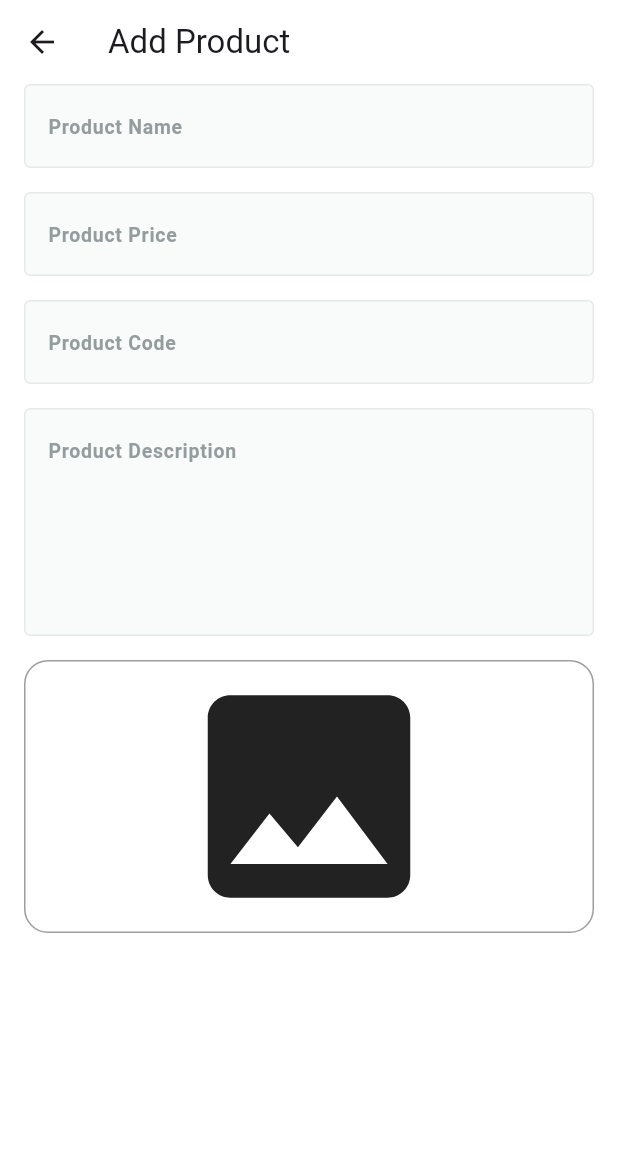
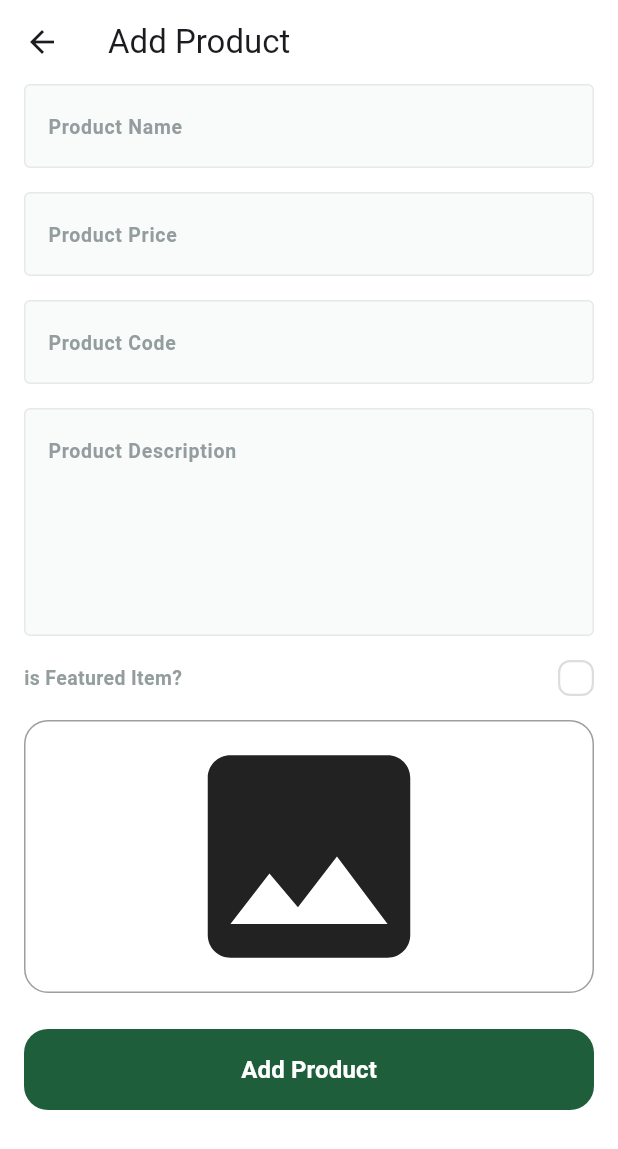
Before and after one commit to hashimsaffarini/Fruits-Hub-Dashboard, a Flutter app: the AddProductView screen opened by its route, on a phone screen of 412 x 824 dp. Shown: the top 1149 px of the screen. Run offline on Flutter 3.47's test engine with Material 3 defaults, Android fonts, the phone set to English and light mode, and no system bars; drawn by our look-alikes of skeletonizer; our stand-ins replace dartz, firebase_core, image_picker; accounts and stored records are empty.

```diff
--- /dev/null
+++ b/lib/core/repos/products_repo/products_repo.dart
@@ -0,0 +1,5 @@
+import 'package:fruits_hub_dashboard/features/add_product/domain/enitites/add_product_input_entity.dart';
+
+abstract class ProductsRepo {
+  Future<void> addProduct(AddProductInputEntity addProductInputEntity);
+}
--- /dev/null
+++ b/lib/features/add_product/domain/enitites/add_product_input_entity.dart
@@ -0,0 +1,21 @@
+import 'dart:io';
+
+class AddProductInputEntity {
+  final String name;
+  final String code;
+  final String description;
+  final num price;
+  final bool isFeatured;
+  final File image;
+  final String? imageUrl;
+
+  AddProductInputEntity({
+    required this.name,
+    required this.code,
+    required this.description,
+    required this.price,
+    required this.isFeatured,
+    required this.image,
+    this.imageUrl,
+  });
+}
--- a/lib/features/add_product/ui/views/widgets/add_product_view_body.dart
+++ b/lib/features/add_product/ui/views/widgets/add_product_view_body.dart
@@ -1,6 +1,11 @@
+import 'dart:io';
+
 import 'package:flutter/material.dart';
+import 'package:fruits_hub_dashboard/core/widgets/custom_button.dart';
 import 'package:fruits_hub_dashboard/core/widgets/custom_text_form_field.dart';
+import 'package:fruits_hub_dashboard/features/add_product/domain/enitites/add_product_input_entity.dart';
 import 'package:fruits_hub_dashboard/features/add_product/ui/views/widgets/image_field.dart';
+import 'package:fruits_hub_dashboard/features/add_product/ui/views/widgets/is_featured_check_box.dart';
 
 class AddProductViewBody extends StatefulWidget {
   const AddProductViewBody({super.key});
@@ -12,6 +17,10 @@ class AddProductViewBody extends StatefulWidget {
 class _AddProductViewBodyState extends State<AddProductViewBody> {
   final formKey = GlobalKey<FormState>();
   AutovalidateMode autovalidateMode = AutovalidateMode.disabled;
+  late String name, code, description;
+  late num price;
+  File? image;
+  bool isFeatured = false;
   @override
   Widget build(BuildContext context) {
     return Padding(
@@ -20,42 +29,101 @@ class _AddProductViewBodyState extends State<AddProductViewBody> {
         child: Form(
           key: formKey,
           autovalidateMode: autovalidateMode,
-          child: const Column(
+          child: Column(
             children: [
               CustomTextFormField(
+                onSaved: (value) {
+                  name = value!;
+                },
                 textInputType: TextInputType.text,
                 hintText: 'Product Name',
               ),
-              SizedBox(
+              const SizedBox(
                 height: 16,
               ),
               CustomTextFormField(
+                onSaved: (value) {
+                  price = num.parse(value!);
+                },
                 textInputType: TextInputType.number,
                 hintText: 'Product Price',
               ),
-              SizedBox(
+              const SizedBox(
                 height: 16,
               ),
               CustomTextFormField(
+                onSaved: (value) {
+                  code = value!.toLowerCase();
+                },
                 textInputType: TextInputType.number,
                 hintText: 'Product Code',
               ),
-              SizedBox(
+              const SizedBox(
                 height: 16,
               ),
               CustomTextFormField(
+                onSaved: (value) {
+                  description = value!;
+                },
                 textInputType: TextInputType.text,
                 hintText: 'Product Description',
                 maxLines: 5,
               ),
-              SizedBox(
+              const SizedBox(
                 height: 16,
               ),
-              ImageField(),
+              IsFeaturedCheckBox(
+                onChanged: (value) {
+                  isFeatured = value;
+                },
+              ),
+              const SizedBox(
+                height: 16,
+              ),
+              ImageField(
+                fileChanged: (image) {
+                  this.image = image!;
+                },
+              ),
+              const SizedBox(
+                height: 24,
+              ),
+              CustomButton(
+                onPressed: () {
+                  if (image != null) {
+                    if (formKey.currentState!.validate()) {
+                      formKey.currentState!.save();
+                      AddProductInputEntity input = AddProductInputEntity(
+                        name: name,
+                        code: code,
+                        description: description,
+                        price: price,
+                        isFeatured: isFeatured,
+                        image: image!,
+                      );
+                    } else {
+                      setState(() {
+                        autovalidateMode = AutovalidateMode.always;
+                      });
+                    }
+                  } else {
+                    errorBar(context);
+                  }
+                },
+                text: 'Add Product',
+              ),
             ],
           ),
         ),
       ),
     );
   }
+
+  void errorBar(BuildContext context) {
+    ScaffoldMessenger.of(context).showSnackBar(
+      const SnackBar(
+        content: Text('Please select an image'),
+      ),
+    );
+  }
 }
--- /dev/null
+++ b/lib/features/add_product/ui/views/widgets/custom_check_box.dart
@@ -0,0 +1,37 @@
+import 'package:flutter/material.dart';
+import 'package:fruits_hub_dashboard/core/utils/app_colors.dart';
+
+class CustomCheckBox extends StatelessWidget {
+  const CustomCheckBox(
+      {super.key, required this.isChecked, required this.onChanged});
+  final bool isChecked;
+  final ValueChanged<bool> onChanged;
+  @override
+  Widget build(BuildContext context) {
+    return GestureDetector(
+      onTap: () {
+        onChanged(!isChecked);
+      },
+      child: AnimatedContainer(
+        width: 24,
+        height: 24,
+        duration: const Duration(milliseconds: 150),
+        decoration: BoxDecoration(
+          color: isChecked ? AppColors.primaryColor : Colors.white,
+          border: Border.all(
+            color: isChecked ? Colors.transparent : const Color(0xFFDCDEDE),
+            width: 1.5,
+          ),
+          borderRadius: BorderRadius.circular(8),
+        ),
+        child: isChecked
+            ? const Icon(
+                Icons.check,
+                size: 20,
+                color: Colors.white,
+              )
+            : null,
+      ),
+    );
+  }
+}
--- a/lib/features/add_product/ui/views/widgets/image_field.dart
+++ b/lib/features/add_product/ui/views/widgets/image_field.dart
@@ -1,11 +1,42 @@
+import 'dart:io';
+
 import 'package:flutter/material.dart';
+import 'package:image_picker/image_picker.dart';
+import 'package:skeletonizer/skeletonizer.dart';
 
-class ImageField extends StatelessWidget {
-  const ImageField({super.key});
+class ImageField extends StatefulWidget {
+  const ImageField({super.key, required this.fileChanged});
+  final ValueChanged<File?> fileChanged;
+  @override
+  State<ImageField> createState() => _ImageFieldState();
+}
 
+class _ImageFieldState extends State<ImageField> {
+  bool isLoading = false;
+  File? fileImage;
   @override
   Widget build(BuildContext context) {
-    return Container(
+    return Skeletonizer(
+      enabled: isLoading,
+      child: GestureDetector(
+        onTap: () async {
+          setState(() {
+            isLoading = true;
+          });
+          try {
+            final ImagePicker picker = ImagePicker();
+            final XFile? image =
+                await picker.pickImage(source: ImageSource.gallery);
+            fileImage = File(image!.path);
+            widget.fileChanged(fileImage);
+          } on Exception catch (e) {}
+          setState(() {
+            isLoading = false;
+          });
+        },
+        child: Stack(
+          children: [
+            Container(
               width: double.infinity,
               decoration: BoxDecoration(
                 borderRadius: BorderRadius.circular(16),
@@ -13,9 +44,30 @@ class ImageField extends StatelessWidget {
                   color: Colors.grey,
                 ),
               ),
-      child: const Icon(
+              child: fileImage != null
+                  ? ClipRRect(
+                      borderRadius: BorderRadius.circular(16),
+                      child: Image.file(fileImage!),
+                    )
+                  : const Icon(
                       Icons.image,
                       size: 180,
+                    ),
+            ),
+            Visibility(
+              visible: fileImage != null,
+              child: IconButton(
+                onPressed: () {
+                  setState(() {
+                    fileImage = null;
+                    widget.fileChanged(null);
+                  });
+                },
+                icon: const Icon(Icons.delete, color: Colors.red),
+              ),
+            )
+          ],
+        ),
       ),
     );
   }
--- /dev/null
+++ b/lib/features/add_product/ui/views/widgets/is_featured_check_box.dart
@@ -0,0 +1,50 @@
+import 'package:flutter/material.dart';
+import 'package:flutter/widgets.dart';
+
+import '../../../../../core/utils/app_text_styles.dart';
+import 'custom_check_box.dart';
+
+class IsFeaturedCheckBox extends StatefulWidget {
+  const IsFeaturedCheckBox({super.key, required this.onChanged});
+
+  final ValueChanged<bool> onChanged;
+  @override
+  State<IsFeaturedCheckBox> createState() => _IsFeaturedCheckBoxState();
+}
+
+class _IsFeaturedCheckBoxState extends State<IsFeaturedCheckBox> {
+  bool isTermsAccepted = false;
+  @override
+  Widget build(BuildContext context) {
+    return Row(
+      children: [
+        Text.rich(
+          TextSpan(
+            children: [
+              TextSpan(
+                text: 'is Featured Item?',
+                style: TextStyles.semiBold13.copyWith(
+                  color: const Color(0xFF949D9E),
+                ),
+              ),
+            ],
+          ),
+          textAlign: TextAlign.right,
+        ),
+        const Expanded(
+          child: SizedBox(
+            width: 16,
+          ),
+        ),
+        CustomCheckBox(
+          onChanged: (value) {
+            isTermsAccepted = value;
+            widget.onChanged(value);
+            setState(() {});
+          },
+          isChecked: isTermsAccepted,
+        ),
+      ],
+    );
+  }
+}
```
Also changed, not shown: lib/core/errors/exceptions.dart (added, +10 -0 lines), lib/core/errors/failures.dart (added, +9 -0 lines), lib/core/repos/images_repo/images_repo.dart (added, +8 -0 lines), lib/core/repos/images_repo/images_repo_impl.dart (added, +13 -0 lines), lib/core/repos/products_repo/products_repo_impl.dart (added, +10 -0 lines), pubspec.yaml (+3 -6 lines), pubspec.lock, 9 other files. Lines whose indentation alone changed are shown as unchanged.
